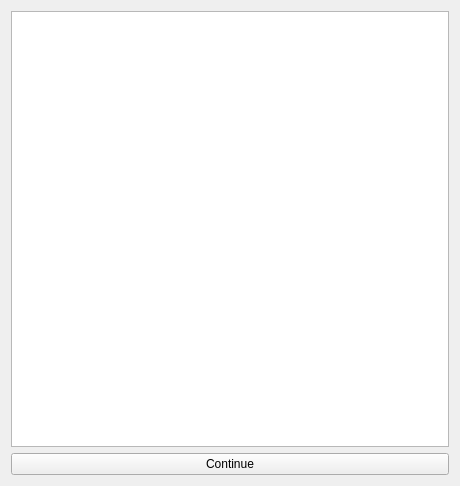
This is src/multiFirmwareUpdateDialog.ui in christophe-calmejane/Hive as Qt 5 draws it before an edit. The edited form follows.
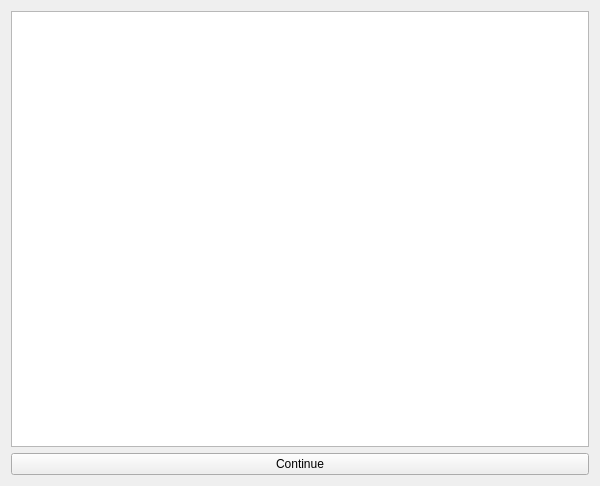
This is the edited form.

Patch:
```diff
--- a/src/multiFirmwareUpdateDialog.ui
+++ b/src/multiFirmwareUpdateDialog.ui
@@ -6,7 +6,7 @@
    <rect>
     <x>0</x>
     <y>0</y>
-    <width>460</width>
+    <width>600</width>
     <height>486</height>
    </rect>
   </property>
```
